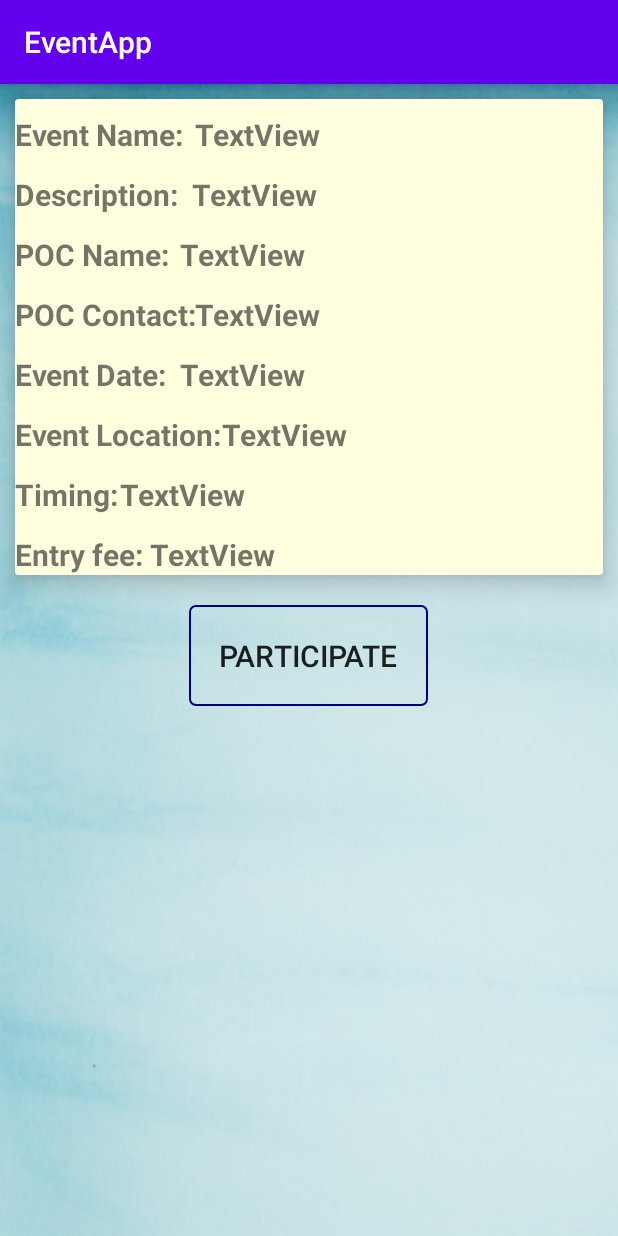
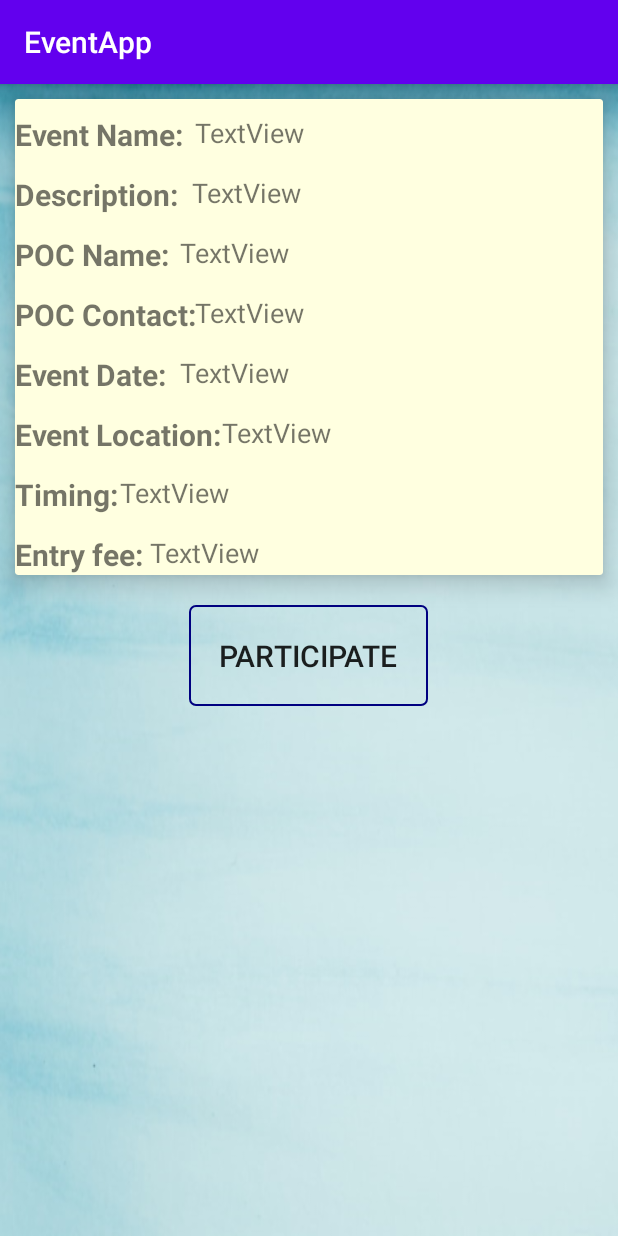
Before and after one commit to vaidehi4rk/EventApp, an Android app: the EventMoreDetails screen opened directly, with no data from a screen before it, after a tap on "PARTICIPATE", on a phone screen of 412 x 824 dp. Run offline under Robolectric (Android 15) with nearby library versions, the phone set to English and light mode, and no system bars; Roboto replaces fonts that are not available here; 2 statements that could not run were skipped.

Commit message:
Ongoing outdated events done. Event participation history done.

```diff
--- a/app/src/main/AndroidManifest.xml
+++ b/app/src/main/AndroidManifest.xml
@@ -9,7 +9,9 @@
         android:roundIcon="@mipmap/ic_launcher_round"
         android:supportsRtl="true"
         android:theme="@style/AppTheme">
-        <activity android:name=".ViewPartcipants_list_adapter"></activity>
+        <activity android:name=".history_adpater"></activity>
+        <activity android:name=".History_list_adapter" />
+        <activity android:name=".ViewPartcipants_list_adapter" />
         <activity android:name=".Update" />
         <activity android:name=".EventMoreDetails" />
         <activity
--- a/app/src/main/java/com/example/eventapp/DatabaseHelper.java
+++ b/app/src/main/java/com/example/eventapp/DatabaseHelper.java
@@ -168,7 +168,7 @@ public class DatabaseHelper extends SQLiteOpenHelper {
     }
 
 
-    //get particpants details , event name in whihc the user has participated, and participation id
+    //get particpants details , event name in which the user has participated, and participation id
     public Cursor getParticipants()
     {
         db=this.getWritableDatabase();
@@ -176,6 +176,26 @@ public class DatabaseHelper extends SQLiteOpenHelper {
         return res1;
     }
 
+    public Cursor showParticipants()
+    {
+        db=this.getWritableDatabase();
+        Cursor rec=db.rawQuery("select * from particpants",null);
+        return rec;
+    }
+
+    public Cursor showHistory(int rid)
+    {
+        db=this.getWritableDatabase();
+        Cursor rec=db.rawQuery("select p.rid,e.eventname,e.date from particpants p join eventDetails e on e.eid=p.eid where p.rid="+rid,null);
+        return rec;
+    }
+
+    /*public boolean deletep()
+    {
+        db=this.getWritableDatabase();
+        db.execSQL("DELETE from particpants where rid=1");
+        return true;
+    }*/
 
 
 }
--- a/app/src/main/java/com/example/eventapp/EventMoreDetails.java
+++ b/app/src/main/java/com/example/eventapp/EventMoreDetails.java
@@ -1,5 +1,6 @@
 package com.example.eventapp;
 
+import androidx.appcompat.app.AlertDialog;
 import androidx.appcompat.app.AppCompatActivity;
 
 import android.database.Cursor;
@@ -9,11 +10,15 @@ import android.widget.Button;
 import android.widget.TextView;
 import android.widget.Toast;
 
+import java.util.Timer;
+import java.util.TimerTask;
+
 public class EventMoreDetails extends AppCompatActivity {
 
     DatabaseHelper db;
     User user;
     int id=0;
+    int eid;
     Integer eventid;
     String ename,evname;
     TextView details_name,details_desc,details_poc,details_poc_mob,details_date,details_location,details_time,details_fee;
@@ -66,14 +71,45 @@ public class EventMoreDetails extends AppCompatActivity {
         participate.setOnClickListener(new View.OnClickListener() {
             @Override
             public void onClick(View v) {
-                boolean res=db.insertParticipate(id,eventid);
-                if(res==true)
+                int flag=0;
+                Cursor rec1=db.showParticipants();
+                while(rec1.moveToNext())
                 {
-                    Toast.makeText(getApplicationContext(), "Participated", Toast.LENGTH_SHORT).show();
+                    int studid= rec1.getInt(1);
+                    int eveid= rec1.getInt(2);
+                    if(studid==id && eveid==eventid)
+                    {
+                        flag=1;
+                    }
+                }
+                if(flag==0) {
+                    boolean res = db.insertParticipate(id, eventid);
+                    if (res == true) {
+
+                        Toast.makeText(getApplicationContext(), "Participated", Toast.LENGTH_SHORT).show();
+                    } else {
+                        Toast.makeText(getApplicationContext(), "Not Participated", Toast.LENGTH_SHORT).show();
+                    }
                 }
                 else
                 {
-                    Toast.makeText(getApplicationContext(), "Not Participated", Toast.LENGTH_SHORT).show();
+                    //Toast.makeText(getApplicationContext(), "Already Participated", Toast.LENGTH_SHORT).show();
+                    AlertDialog.Builder builder = new AlertDialog.Builder(v.getContext());
+                    builder.setTitle("Already Participated");
+                    builder.setMessage("You have already participated in this event!");
+                    builder.setCancelable(true);
+
+                    final AlertDialog dlg = builder.create();
+
+                    dlg.show();
+
+                    final Timer t = new Timer();
+                    t.schedule(new TimerTask() {
+                        public void run() {
+                            dlg.dismiss(); // when the task active then close the dialog
+                            t.cancel(); // also just top the timer thread, otherwise, you may receive a crash report
+                        }
+                    }, 2000);
                 }
             }
         });
--- a/app/src/main/java/com/example/eventapp/myProfile.java
+++ b/app/src/main/java/com/example/eventapp/myProfile.java
@@ -154,7 +154,7 @@ public class myProfile extends AppCompatActivity {
         Goback.setOnClickListener(new View.OnClickListener() {
             @Override
             public void onClick(View v) {
-                Intent i = new Intent(getApplicationContext(),HomePage.class);
+                Intent i = new Intent(getApplicationContext(),FinalParticipation.class);
                 i.putExtra("id",id);
                 i.putExtra("name",name);
                 startActivity(i);
--- /dev/null
+++ b/app/src/main/res/drawable/ic_history.xml
@@ -0,0 +1,5 @@
+<vector android:height="24dp" android:tint="#FFFFFF"
+    android:viewportHeight="24.0" android:viewportWidth="24.0"
+    android:width="24dp" xmlns:android="http://schemas.android.com/apk/res/android">
+    <path android:fillColor="#FF000000" android:pathData="M13,3c-4.97,0 -9,4.03 -9,9L1,12l3.89,3.89 0.07,0.14L9,12L6,12c0,-3.87 3.13,-7 7,-7s7,3.13 7,7 -3.13,7 -7,7c-1.93,0 -3.68,-0.79 -4.94,-2.06l-1.42,1.42C8.27,19.99 10.51,21 13,21c4.97,0 9,-4.03 9,-9s-4.03,-9 -9,-9zM12,8v5l4.28,2.54 0.72,-1.21 -3.5,-2.08L13.5,8L12,8z"/>
+</vector>
--- a/app/src/main/res/layout/activity_my_profile.xml
+++ b/app/src/main/res/layout/activity_my_profile.xml
@@ -77,8 +77,9 @@
         android:layout_width="wrap_content"
         android:layout_height="wrap_content"
         android:textColor="#000000"
-        android:text="Go back to home page"
-        android:layout_marginLeft="130dp"
+        android:textSize="16dp"
+        android:text="Click here to see your participation history"
+        android:layout_marginLeft="60dp"
         android:layout_marginTop="50dp">
 
     </TextView>
--- a/app/src/main/res/layout/event_more_details.xml
+++ b/app/src/main/res/layout/event_more_details.xml
@@ -36,9 +36,8 @@
             android:layout_width="match_parent"
             android:layout_height="wrap_content"
             android:text="TextView"
-            android:textSize="20dp"
+            android:textSize="18dp"
             android:layout_marginLeft="120dp"
-            android:textStyle="bold"
             android:layout_marginTop="10dp"/>
 
         <TextView
@@ -54,8 +53,7 @@
             android:layout_width="match_parent"
             android:layout_height="wrap_content"
             android:text="TextView"
-            android:textStyle="bold"
-            android:textSize="20dp"
+            android:textSize="18dp"
             android:layout_marginTop="50dp"
             android:layout_marginLeft="118dp"
             android:inputType="textMultiLine"/>
@@ -73,8 +71,7 @@
             android:layout_width="match_parent"
             android:layout_height="wrap_content"
             android:text="TextView"
-            android:textSize="20dp"
-            android:textStyle="bold"
+            android:textSize="18dp"
             android:layout_marginTop="90dp"
             android:layout_marginLeft="110dp"/>
 
@@ -93,8 +90,7 @@
             android:layout_height="wrap_content"
             android:layout_marginTop="130dp"
             android:text="TextView"
-            android:textSize="20dp"
-            android:textStyle="bold"
+            android:textSize="18dp"
             android:layout_marginLeft="120dp"/>
 
 
@@ -110,8 +106,7 @@
             android:layout_width="match_parent"
             android:layout_height="wrap_content"
             android:text="TextView"
-            android:textSize="20dp"
-            android:textStyle="bold"
+            android:textSize="18dp"
             android:layout_marginTop="170dp"
             android:layout_marginLeft="110dp"/>
 
@@ -128,8 +123,7 @@
             android:layout_width="match_parent"
             android:layout_height="wrap_content"
             android:text="TextView"
-            android:textSize="20dp"
-            android:textStyle="bold"
+            android:textSize="18dp"
             android:layout_marginTop="210dp"
             android:layout_marginLeft="138dp"/>
 
@@ -146,8 +140,7 @@
             android:layout_width="match_parent"
             android:layout_height="wrap_content"
             android:text="TextView"
-            android:textSize="20dp"
-            android:textStyle="bold"
+            android:textSize="18dp"
             android:layout_marginTop="250dp"
             android:layout_marginLeft="70dp"/>
 
@@ -165,8 +158,7 @@
             android:layout_height="wrap_content"
             android:layout_marginTop="290dp"
             android:text="TextView"
-            android:textStyle="bold"
-            android:textSize="20dp"
+            android:textSize="18dp"
             android:layout_marginLeft="90dp"/>
 
     </androidx.cardview.widget.CardView>
--- a/app/src/main/res/menu/options_menu.xml
+++ b/app/src/main/res/menu/options_menu.xml
@@ -3,7 +3,13 @@
     xmlns:app="http://schemas.android.com/apk/res-auto">
 
 
+    <item
+        android:id="@+id/history1"
+        android:icon="@drawable/ic_history"
+        app:showAsAction="ifRoom"
+        android:title="History">
 
+    </item>
 
 
     <item
```
Also changed, not shown: app/src/main/java/com/example/eventapp/FinalParticipation.java (+40 -0 lines), app/src/main/java/com/example/eventapp/HomePage.java (+35 -5 lines), app/src/main/java/com/example/eventapp/history_adpater.java (added, +52 -0 lines), app/src/main/res/layout/activity_final_participation.xml (+8 -2 lines), app/src/main/res/layout/activity_history_adpater.xml (added, +71 -0 lines). Lines whose indentation alone changed are shown as unchanged.
